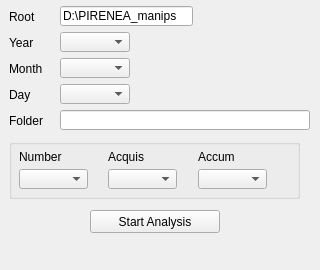
This is src/gui/data_selector_qt.ui in pirenea-irap/sofa as Qt 5 draws it before an edit. The edited form follows.
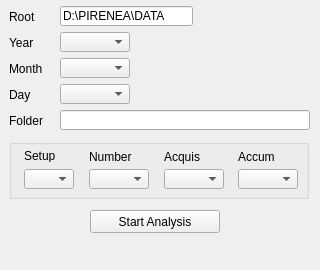
This is the edited form.

Commit message: Fix #3. Manage PIRENEA files with prefix

```diff
--- a/src/gui/data_selector_qt.ui
+++ b/src/gui/data_selector_qt.ui
@@ -169,7 +169,7 @@
      <rect>
       <x>9</x>
       <y>139</y>
-      <width>291</width>
+      <width>300</width>
       <height>60</height>
      </rect>
     </property>
@@ -191,7 +191,7 @@
     <widget class="QLabel" name="label_Acquis">
      <property name="geometry">
       <rect>
-       <x>99</x>
+       <x>155</x>
        <y>10</y>
        <width>50</width>
        <height>16</height>
@@ -204,7 +204,7 @@
     <widget class="QLabel" name="label_3">
      <property name="geometry">
       <rect>
-       <x>189</x>
+       <x>229</x>
        <y>10</y>
        <width>50</width>
        <height>16</height>
@@ -217,7 +217,7 @@
     <widget class="QLabel" name="label_Number">
      <property name="geometry">
       <rect>
-       <x>10</x>
+       <x>80</x>
        <y>10</y>
        <width>50</width>
        <height>16</height>
@@ -230,9 +230,9 @@
     <widget class="QComboBox" name="comboBox_Number">
      <property name="geometry">
       <rect>
-       <x>10</x>
+       <x>80</x>
        <y>30</y>
-       <width>69</width>
+       <width>60</width>
        <height>20</height>
       </rect>
      </property>
@@ -243,9 +243,9 @@
     <widget class="QComboBox" name="comboBox_Acquis">
      <property name="geometry">
       <rect>
-       <x>99</x>
+       <x>155</x>
        <y>30</y>
-       <width>69</width>
+       <width>60</width>
        <height>20</height>
       </rect>
      </property>
@@ -256,9 +256,9 @@
     <widget class="QComboBox" name="comboBox_Accum">
      <property name="geometry">
       <rect>
-       <x>189</x>
+       <x>229</x>
        <y>30</y>
-       <width>69</width>
+       <width>60</width>
        <height>20</height>
       </rect>
      </property>
@@ -266,6 +266,29 @@
       <number>100</number>
      </property>
     </widget>
+    <widget class="QLabel" name="label_Setup">
+     <property name="geometry">
+      <rect>
+       <x>15</x>
+       <y>10</y>
+       <width>50</width>
+       <height>13</height>
+      </rect>
+     </property>
+     <property name="text">
+      <string>Setup</string>
+     </property>
+    </widget>
+    <widget class="QComboBox" name="comboBox_Setup">
+     <property name="geometry">
+      <rect>
+       <x>15</x>
+       <y>30</y>
+       <width>50</width>
+       <height>20</height>
+      </rect>
+     </property>
+    </widget>
    </widget>
    <widget class="QLineEdit" name="lineEdit_Folder">
     <property name="geometry">
@@ -283,7 +306,7 @@
      </size>
     </property>
     <property name="text">
-     <string>D:\PIRENEA_manips</string>
+     <string>D:\PIRENEA\DATA</string>
     </property>
     <property name="readOnly">
      <bool>false</bool>
```
The commit also changes 11 other files.
